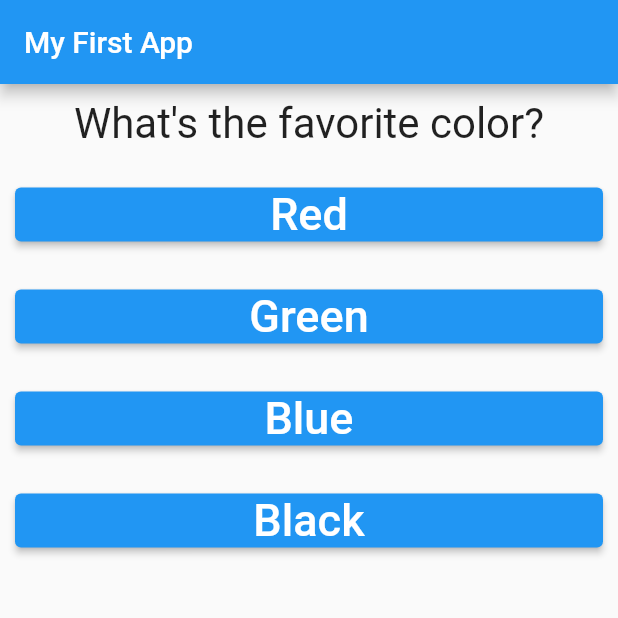
After one commit to gsuzuki983/flutter_complete_guide, a Flutter app: the screen it shows after launch, on a phone screen of 412 x 824 dp, the top half of it. The commit adds this screen. Run offline on Flutter 3.47's test engine with Material 2 defaults, Android fonts, the phone set to English and light mode, and no system bars.

Commit message:
[add] quiz.dart の追加 main.dart の body 部からクイズ出力ウィジェットを外だし

```diff
--- a/lib/main.dart
+++ b/lib/main.dart
@@ -1,6 +1,5 @@
 import 'package:flutter/material.dart';
-import './question.dart';
-import './answer.dart';
+import './quiz.dart';
 
 void main() => runApp(MyApp());
 
@@ -21,7 +20,7 @@ class _MyAppState extends State<MyApp> {
     print(_questionIndex);
   }
 
-  var _questions = {
+  final _questions = {
     {
       'questionText': 'What\'s the favorite color?',
       'answer': [
@@ -59,19 +58,10 @@ class _MyAppState extends State<MyApp> {
           title: Text('My First App'),
         ),
         body: _questionIndex < _questions.length
-            ? Column(
-                children: [
-                  Question(
-                    _questions
-                        .elementAt(_questionIndex)['questionText']
-                        .toString(),
-                  ),
-                  ...(_questions.elementAt(_questionIndex)['answer']
-                          as List<String>)
-                      .map((answer) {
-                    return Answer(_answerQuestion, answer);
-                  }).toList()
-                ],
+            ? Quiz(
+                answerQuestion: _answerQuestion,
+                questionIndex: _questionIndex,
+                questions: _questions,
               )
             : Center(
                 child: Text('You did it!'),
--- /dev/null
+++ b/lib/quiz.dart
@@ -0,0 +1,30 @@
+import 'package:flutter/material.dart';
+import './question.dart';
+import './answer.dart';
+
+class Quiz extends StatelessWidget {
+  final Set<Map<String, Object>> questions;
+  final int questionIndex;
+  final VoidCallback answerQuestion;
+
+  Quiz({
+    required this.questions,
+    required this.questionIndex,
+    required this.answerQuestion,
+  });
+
+  @override
+  Widget build(BuildContext context) {
+    return Column(
+      children: [
+        Question(
+          questions.elementAt(questionIndex)['questionText'].toString(),
+        ),
+        ...(questions.elementAt(questionIndex)['answer'] as List<String>)
+            .map((answer) {
+          return Answer(answerQuestion, answer);
+        }).toList()
+      ],
+    );
+  }
+}
```
Also changed, not shown: lib/result.dart (added, +9 -0 lines).
